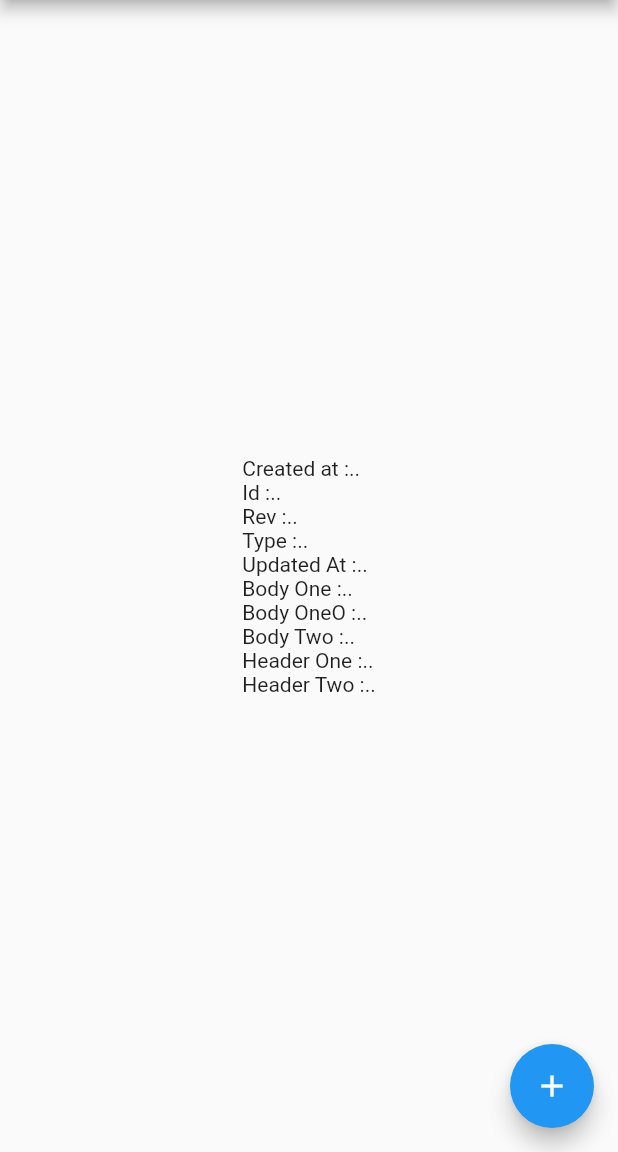
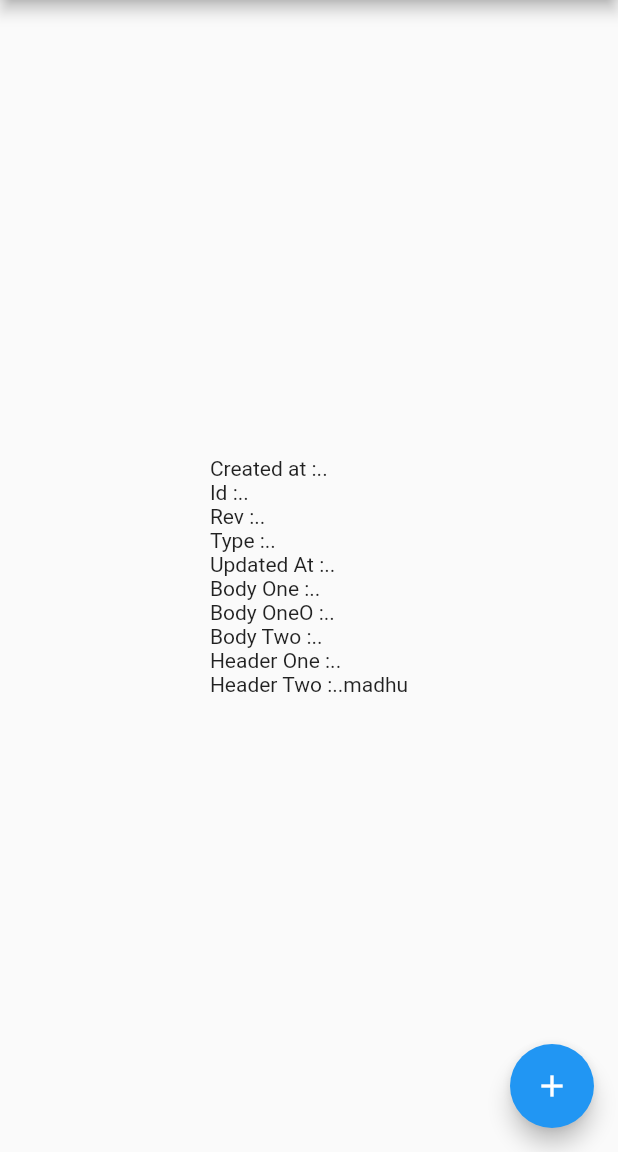
Before and after one commit to madhumohan502/dummy, a Flutter app: the screen it shows after launch, on a phone screen of 412 x 824 dp, the part 84-1236 px from its top. Run offline on Flutter 3.47's test engine with Material 2 defaults, Android fonts, the phone set to English and light mode, and no system bars.

Commit message:
Update main.dart
conflict test

```diff
--- a/lib/main.dart
+++ b/lib/main.dart
@@ -42,7 +42,7 @@ class _MyHomePageState extends State<MyHomePage> {
   var bodyOneO = "";
   var bodyTwo = "";
   var headerOne = "";
-  var headerTwo = "";
+  var headerTwo = "madhu";
 
   final SanityClient sanityClient = SanityClient(
     projectId: 'yourprojectid',
```
